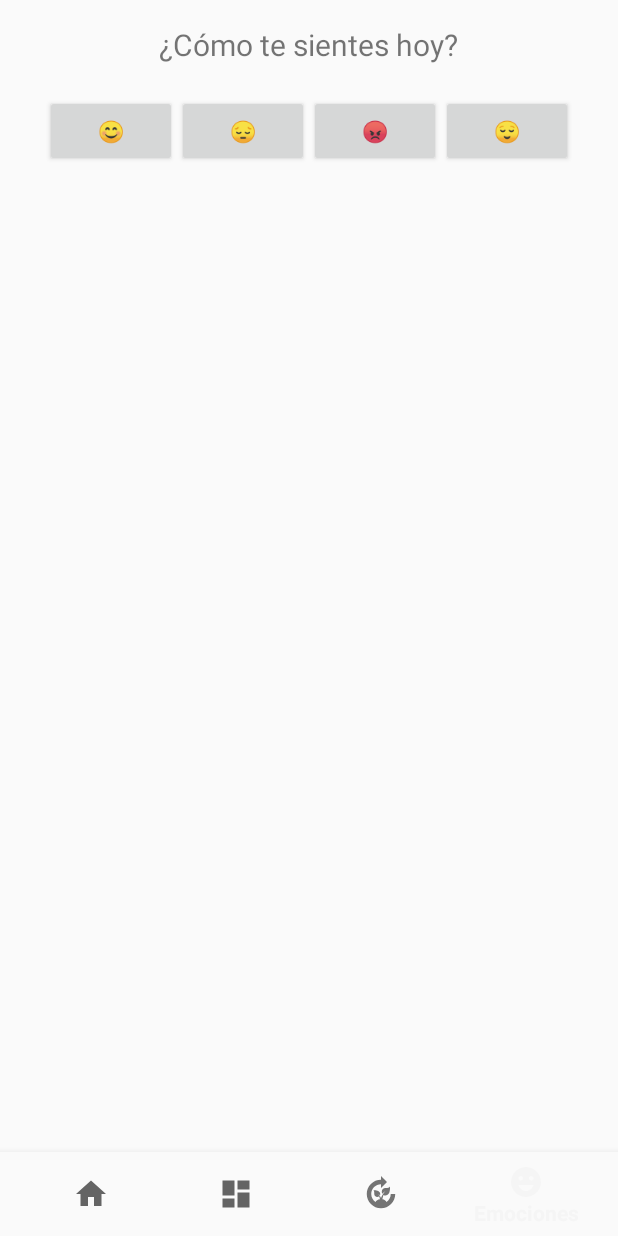
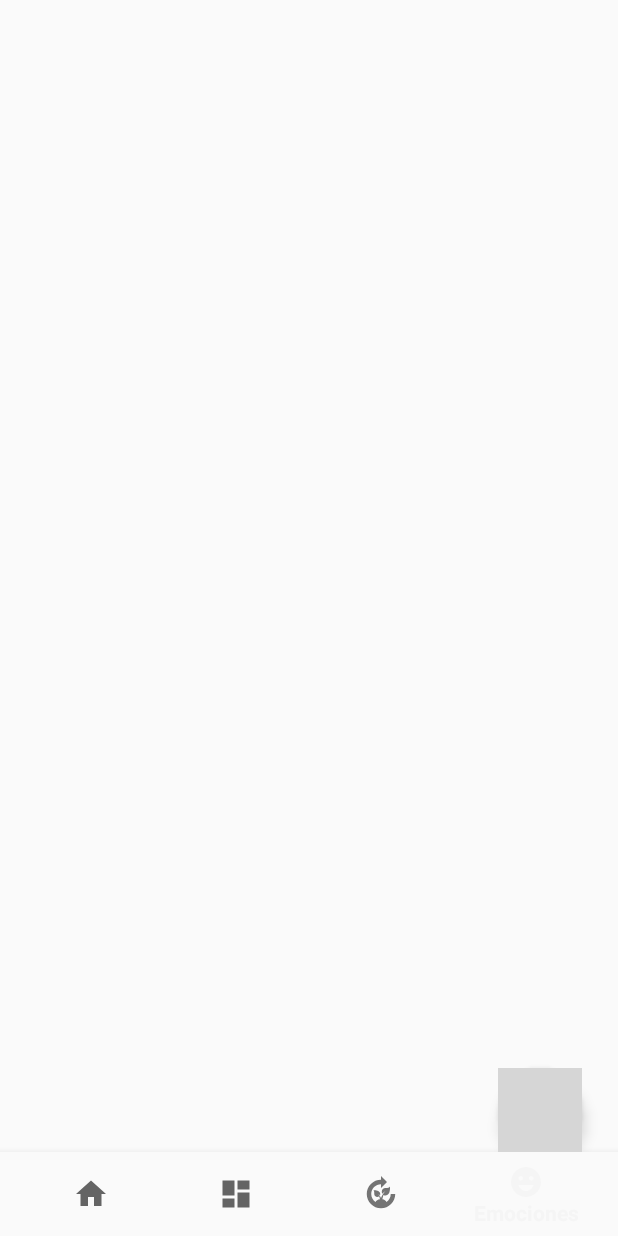
Before and after one commit to Ahjin-arch/backup-MentalLy, an Android app: the EmotionFragment screen opened through its navigation route, on a phone screen of 412 x 824 dp. Run offline under Robolectric (Android 15) with nearby library versions, the phone set to English and light mode, and no system bars; our stand-ins replace Room's generated code, navigation-ui; 7 statements that could not run were skipped; grey boxes are pictures that could not be loaded.

Commit message:
segundo modulo acabado: emociones, falta mejorar diseño, solo lo basico

```diff
--- a/app/src/main/AndroidManifest.xml
+++ b/app/src/main/AndroidManifest.xml
@@ -19,6 +19,7 @@
             android:exported="true"
             android:label="@string/app_name"
             android:theme="@style/Theme.AppCompat.DayNight.NoActionBar"
+            android:windowSoftInputMode="adjustResize"
             >
             <intent-filter>
                 <action android:name="android.intent.action.MAIN" />
--- a/app/src/main/java/com/example/myaply/data/AppDatabase.java
+++ b/app/src/main/java/com/example/myaply/data/AppDatabase.java
@@ -6,13 +6,13 @@ import androidx.room.Database;
 import androidx.room.Room;
 import androidx.room.RoomDatabase;
 
-@Database(entities = {Habit.class, EmotionEntry.class}, version = 3)
+@Database(entities = {Habit.class, EmotionEntry.class}, version = 4)
 public abstract class AppDatabase extends RoomDatabase {
 
     private static AppDatabase instance;
 
     public abstract HabitDao habitDao();
-    public abstract EmotionDao emotionDao();
+    public abstract EmotionEntryDao emotionEntryDao();
 
 
     public static synchronized AppDatabase getInstance(Context context) {
--- a/app/src/main/java/com/example/myaply/ui/emotion/EmotionFragment.java
+++ b/app/src/main/java/com/example/myaply/ui/emotion/EmotionFragment.java
@@ -20,10 +20,16 @@ import android.view.LayoutInflater;
 import android.view.View;
 import android.view.ViewGroup;
 import android.widget.Button;
+import android.widget.EditText;
+import android.widget.RadioButton;
+import android.widget.RadioGroup;
+import android.widget.SeekBar;
 import android.widget.TextView;
+import android.widget.Toast;
 
 import com.example.myaply.R;
 import com.example.myaply.data.EmotionEntry;
+import com.google.android.material.floatingactionbutton.FloatingActionButton;
 
 import java.util.Date;
 import java.util.Locale;
@@ -31,9 +37,7 @@ import java.util.Locale;
 public class EmotionFragment extends Fragment {
 
     private EmotionViewModel emotionViewModel;
-    private TextView tvStatus;
-    private RecyclerView recyclerView;
-    private EmotionAdapter adapter;
+    private EmotionAdapter emotionAdapter;
 
     @Nullable
     @Override
@@ -43,42 +47,39 @@ public class EmotionFragment extends Fragment {
         View view = inflater.inflate(R.layout.fragment_emotion, container, false);
 
         emotionViewModel = new ViewModelProvider(this).get(EmotionViewModel.class);
-        tvStatus = view.findViewById(R.id.tv_status);
+        //conexion del recycle y el adapter
+        RecyclerView recyclerView=view.findViewById(R.id.recycler_emotions);
+        emotionAdapter =new EmotionAdapter();
+        recyclerView.setAdapter(emotionAdapter);
+        recyclerView.setLayoutManager(new LinearLayoutManager(getContext()));
 
-        setupEmotionButton(view.findViewById(R.id.btn_happy), "😊");
-        setupEmotionButton(view.findViewById(R.id.btn_sad), "😔");
-        setupEmotionButton(view.findViewById(R.id.btn_angry), "😡");
-        setupEmotionButton(view.findViewById(R.id.btn_relaxed), "😌");
+        FloatingActionButton fabAdd = view.findViewById(R.id.fab_add_emotion);
+        fabAdd.setOnClickListener(v -> abrirBottomSheet());
 
-
-        recyclerView = view.findViewById(R.id.recycler_emotions);
-        adapter = new EmotionAdapter();
-        recyclerView.setLayoutManager(new LinearLayoutManager(getContext()));
-        recyclerView.setAdapter(adapter);
-
-        emotionViewModel.getAllEmotions().observe(getViewLifecycleOwner(), emotions -> {
-            adapter.setEmotionList(emotions);
+        emotionViewModel = new ViewModelProvider(this).get(EmotionViewModel.class);
+        emotionViewModel.getAllEntries().observe(getViewLifecycleOwner(), entries -> {
+            emotionAdapter.setEmotionList(entries);
         });
 
+        scheduleDailyReminder();
         return view;
     }
 
-    private void setupEmotionButton(Button button, String emoji) {
-        button.setOnClickListener(v -> {
-            String today = new SimpleDateFormat("yyyy-MM-dd", Locale.getDefault()).format(new Date());
-            EmotionEntry entry = new EmotionEntry(emoji, today);
+    private void abrirBottomSheet() {
+        FormEmotionBottomSheet bottomSheet = new FormEmotionBottomSheet();
+        bottomSheet.setOnEmotionSaveListener(entry -> {
             emotionViewModel.insertEmotion(entry);
-            tvStatus.setText("Estado registrado: " + emoji);
-            scheduleDailyReminder();
         });
+        bottomSheet.show(getParentFragmentManager(), bottomSheet.getTag());
     }
+
 
 
 
     private void scheduleDailyReminder() {
         Calendar calendar = Calendar.getInstance();
-        calendar.set(Calendar.HOUR_OF_DAY, 21);
-        calendar.set(Calendar.MINUTE, 0);
+        calendar.set(Calendar.HOUR_OF_DAY, 23);
+        calendar.set(Calendar.MINUTE, 59);
         calendar.set(Calendar.SECOND, 0);
 
         Intent intent = new Intent(getContext(), EmotionReminderReceiver.class);
--- a/app/src/main/java/com/example/myaply/ui/emotion/EmotionViewModel.java
+++ b/app/src/main/java/com/example/myaply/ui/emotion/EmotionViewModel.java
@@ -8,28 +8,31 @@ import androidx.lifecycle.LiveData;
 import androidx.room.Room;
 
 import com.example.myaply.data.AppDatabase;
-import com.example.myaply.data.EmotionDao;
 import com.example.myaply.data.EmotionEntry;
+import com.example.myaply.data.EmotionEntryDao;
 
 import java.util.List;
 
 public class EmotionViewModel extends AndroidViewModel {
-    private EmotionDao emotionDao;
-    private LiveData<List<EmotionEntry>> emotions;
+    private EmotionEntryDao emotionEntryDao;
+    private LiveData<List<EmotionEntry>> allEntries;
 
     public EmotionViewModel(@NonNull Application application) {
         super(application);
-        AppDatabase db = Room.databaseBuilder(application,
-                AppDatabase.class, "habit-db").build();
-        emotionDao = db.emotionDao();
-        emotions = emotionDao.getAllEmotions();
+        AppDatabase db = AppDatabase.getInstance(application);
+        emotionEntryDao = db.emotionEntryDao();
+        allEntries = emotionEntryDao.getAllEntries();
     }
 
-    public LiveData<List<EmotionEntry>> getAllEmotions() {
-        return emotions;
+    public LiveData<List<EmotionEntry>> getAllEntries() {
+        return allEntries;
     }
 
     public void insertEmotion(EmotionEntry entry) {
-        new Thread(() -> emotionDao.insertEmotion(entry)).start();
+        new Thread(() -> emotionEntryDao.insertEmotion(entry)).start();
     }
+    public void deleteEmotion(EmotionEntry entry) {
+        new Thread(() -> emotionEntryDao.deleteEmotion(entry)).start();
+    }
+
 }
--- a/app/src/main/java/com/example/myaply/ui/habit/HabitFragment.java
+++ b/app/src/main/java/com/example/myaply/ui/habit/HabitFragment.java
@@ -74,7 +74,7 @@ public class HabitFragment extends Fragment {
 
         return view;
     }
-/*
+/* con dialog la ventana para añadir un hábito
     private void showAddHabitDialog() {
         View dialogView = LayoutInflater.from(requireContext()).inflate(R.layout.dialog_add_habit, null);
         EditText etName = dialogView.findViewById(R.id.et_habit_name);
--- a/app/src/main/res/layout/fragment_emotion.xml
+++ b/app/src/main/res/layout/fragment_emotion.xml
@@ -1,74 +1,24 @@
-<?xml version="1.0" encoding="utf-8"?>
-    <LinearLayout xmlns:android="http://schemas.android.com/apk/res/android"
-        xmlns:app="http://schemas.android.com/apk/res-auto"
-        xmlns:tools="http://schemas.android.com/tools"
-        android:orientation="vertical"
+<!-- res/layout/fragment_emotion.xml -->
+<FrameLayout xmlns:android="http://schemas.android.com/apk/res/android"
+    xmlns:app="http://schemas.android.com/apk/res-auto"
+    android:layout_width="match_parent"
+    android:layout_height="match_parent"
+    android:layout_marginBottom="?actionBarSize"
+    >
+
+    <androidx.recyclerview.widget.RecyclerView
+        android:id="@+id/recycler_emotions"
         android:layout_width="match_parent"
         android:layout_height="match_parent"
         android:padding="16dp"
-        tools:context=".ui.emotion.EmotionFragment"
-        >
+        android:clipToPadding="false" />
 
-        <TextView
-            android:layout_width="wrap_content"
-            android:layout_height="wrap_content"
-            android:text="¿Cómo te sientes hoy?"
-            android:textSize="20sp"
-            android:layout_gravity="center_horizontal"
-            android:layout_marginBottom="20dp" />
-
-        <LinearLayout
-            android:layout_width="match_parent"
-            android:layout_height="wrap_content"
-            android:orientation="horizontal"
-            android:gravity="center">
-
-            <Button
-                android:layout_width="wrap_content"
-                android:layout_height="wrap_content"
-                app:layout_constraintEnd_toEndOf="parent"
-                app:layout_constraintStart_toStartOf="parent"
-                app:layout_constraintTop_toTopOf="parent"
-                android:id="@+id/btn_happy"
-                android:text="😊" />
-            <Button
-                android:layout_width="wrap_content"
-                android:layout_height="wrap_content"
-                app:layout_constraintEnd_toEndOf="parent"
-                app:layout_constraintStart_toStartOf="parent"
-                app:layout_constraintTop_toTopOf="parent"
-                android:id="@+id/btn_sad"
-                android:text="😔" />
-            <Button
-                android:layout_width="wrap_content"
-                android:layout_height="wrap_content"
-                app:layout_constraintEnd_toEndOf="parent"
-                app:layout_constraintStart_toStartOf="parent"
-                app:layout_constraintTop_toTopOf="parent"
-                android:id="@+id/btn_angry"
-                android:text="😡" />
-            <Button
-                android:layout_width="wrap_content"
-                android:layout_height="wrap_content"
-                app:layout_constraintEnd_toEndOf="parent"
-                app:layout_constraintStart_toStartOf="parent"
-                app:layout_constraintTop_toTopOf="parent"
-                android:id="@+id/btn_relaxed"
-                android:text="😌" />
-        </LinearLayout>
-
-        <TextView
-            android:id="@+id/tv_status"
-            android:layout_width="match_parent"
-            android:layout_height="wrap_content"
-            android:text=""
-            android:gravity="center"
-            android:layout_marginTop="16dp" />
-    <androidx.recyclerview.widget.RecyclerView
-        android:id="@+id/recycler_emotions"
-        android:layout_width="match_parent"
-        android:layout_height="0dp"
-        android:layout_weight="1"
-        android:layout_marginTop="16dp"/>
-
-</LinearLayout>
+    <com.google.android.material.floatingactionbutton.FloatingActionButton
+        android:id="@+id/fab_add_emotion"
+        android:layout_width="wrap_content"
+        android:layout_height="wrap_content"
+        android:layout_gravity="bottom|end"
+        android:layout_marginEnd="24dp"
+        android:contentDescription="Agregar emoción"
+        app:srcCompat="@drawable/baseline_add_reaction_24" />
+</FrameLayout>
```
Also changed, not shown: app/src/main/java/com/example/myaply/data/EmotionEntry.java (+20 -7 lines).
